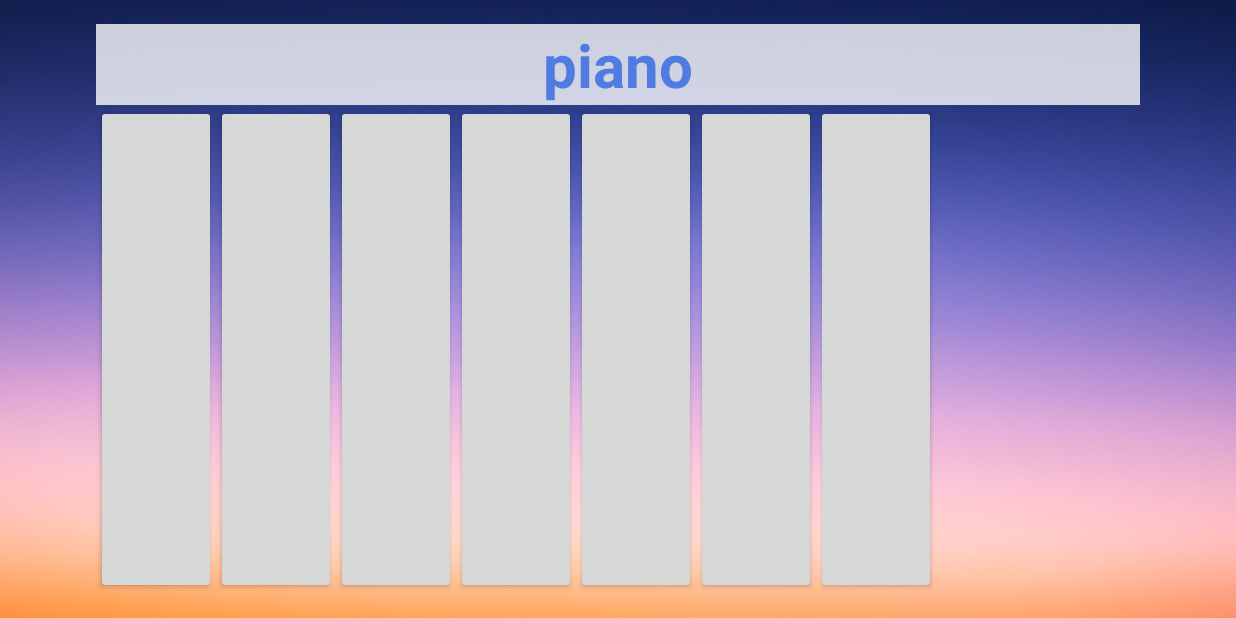
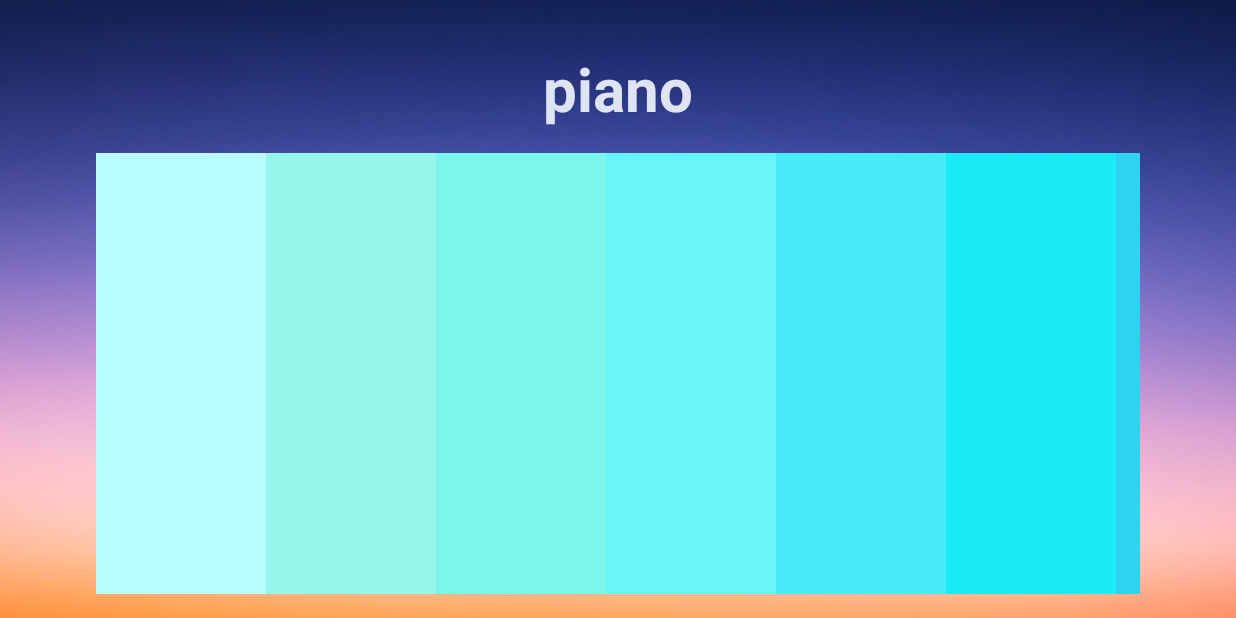
Before and after one commit to sasithonamphai/piano25_3_59, an Android app: the screen it shows after launch (MainActivity), on a phone screen of 824 x 412 dp (held sideways). Run offline under Robolectric (Android 15) with nearby library versions, the phone set to English and light mode, and no system bars.

Commit message:
buttonnn

```diff
--- a/app/src/main/res/layout/activity_main.xml
+++ b/app/src/main/res/layout/activity_main.xml
@@ -17,14 +17,14 @@
 
         <TextView
             android:layout_width="match_parent"
-            android:layout_height="wrap_content"
+            android:layout_height="86dp"
             android:text="@string/app_name"
             android:id="@+id/textView"
             android:textSize="40dp"
-            android:background="#c8ffffff"
+            android:background="#036a4abb"
             android:gravity="center"
             android:textStyle="bold"
-            android:textColor="#507be0" />
+            android:textColor="#dee4f1" />
 
         <LinearLayout
             android:orientation="horizontal"
@@ -32,40 +32,54 @@
             android:layout_height="match_parent">
 
             <Button
-                android:layout_width="80dp"
+                android:layout_width="113dp"
                 android:layout_height="match_parent"
                 android:id="@+id/button"
-                android:singleLine="true" />
+                android:singleLine="true"
+                android:textColor="#a9f7e3"
+                android:background="#b9fcfd" />
 
             <Button
-                android:layout_width="80dp"
+                android:layout_width="113dp"
                 android:layout_height="match_parent"
-                android:id="@+id/button2" />
+                android:id="@+id/button2"
+                android:background="#96f6ec" />
 
             <Button
-                android:layout_width="80dp"
+                android:layout_width="113dp"
                 android:layout_height="match_parent"
-                android:id="@+id/button3" />
+                android:id="@+id/button3"
+                android:background="#7cf6ec" />
 
             <Button
-                android:layout_width="80dp"
+                android:layout_width="113dp"
                 android:layout_height="match_parent"
-                android:id="@+id/button4" />
+                android:id="@+id/button4"
+                android:background="#67f5f5" />
 
             <Button
-                android:layout_width="80dp"
+                android:layout_width="113dp"
                 android:layout_height="match_parent"
-                android:id="@+id/button5" />
+                android:id="@+id/button5"
+                android:background="#48ecf8" />
 
             <Button
-                android:layout_width="80dp"
+                android:layout_width="113dp"
                 android:layout_height="match_parent"
-                android:id="@+id/button6" />
+                android:id="@+id/button6"
+                android:background="#1aebf6" />
 
             <Button
-                android:layout_width="80dp"
+                android:layout_width="113dp"
                 android:layout_height="match_parent"
-                android:id="@+id/button7" />
+                android:id="@+id/button7"
+                android:background="#2fd3f0" />
+
+            <Button
+                android:layout_width="113dp"
+                android:layout_height="match_parent"
+                android:id="@+id/button8"
+                android:background="#03b9d1" />
 
         </LinearLayout>
     </LinearLayout>
```
